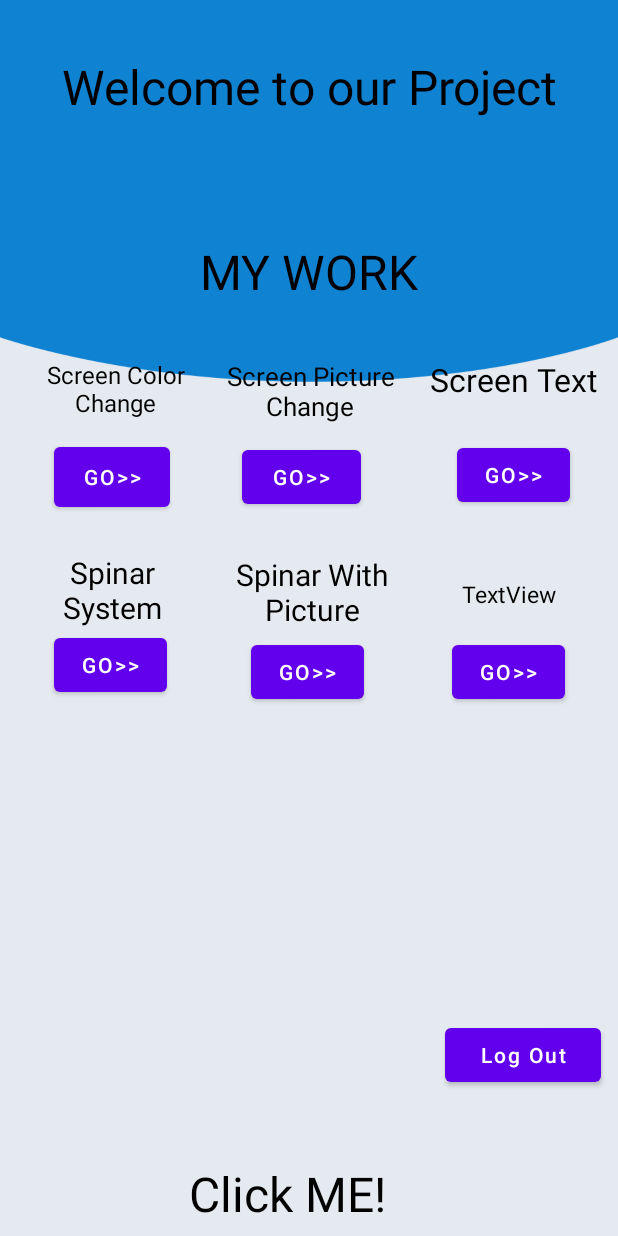
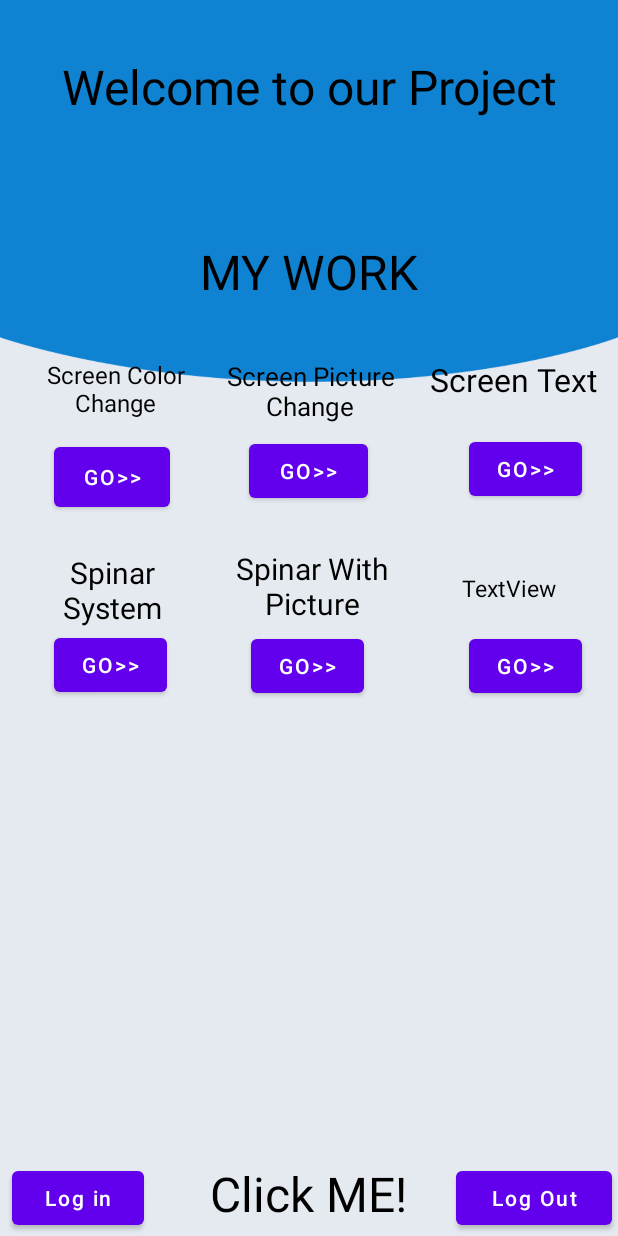
Before and after one commit to princesourov/Android-code-of-my-application, an Android app: the layout activity_main.xml on its own in the app's theme, with its tools: preview values and no code run, on a phone screen of 412 x 824 dp. Run offline under Robolectric (Android 15) with nearby library versions, the phone set to English and light mode, and no system bars.

Commit message:
Android code of my application

```diff
--- a/app/src/main/res/layout/activity_loginpage.xml
+++ b/app/src/main/res/layout/activity_loginpage.xml
@@ -6,7 +6,6 @@
     android:layout_width="match_parent"
     android:layout_height="match_parent"
     tools:context=".Loginpage">
-    android:background="@drawable/bg"
 
 
 </androidx.constraintlayout.widget.ConstraintLayout>
--- a/app/src/main/res/layout/activity_main.xml
+++ b/app/src/main/res/layout/activity_main.xml
@@ -34,7 +34,7 @@
         android:textSize="32sp"
         app:layout_constraintBottom_toBottomOf="parent"
         app:layout_constraintEnd_toEndOf="parent"
-        app:layout_constraintHorizontal_bias="0.434"
+        app:layout_constraintHorizontal_bias="0.497"
         app:layout_constraintStart_toStartOf="parent"
         app:layout_constraintTop_toBottomOf="@+id/welcome"
         app:layout_constraintVertical_bias="0.993" />
@@ -92,9 +92,11 @@
         android:id="@+id/gobutton2"
         android:layout_width="79dp"
         android:layout_height="48dp"
-        android:layout_marginStart="48dp"
-        android:layout_marginTop="8dp"
+        android:layout_marginStart="52dp"
+        android:layout_marginTop="4dp"
         android:text="GO>>"
+        app:layout_constraintEnd_toStartOf="@+id/gobutton3"
+        app:layout_constraintHorizontal_bias="0.014"
         app:layout_constraintStart_toEndOf="@+id/gobutton"
         app:layout_constraintTop_toBottomOf="@+id/screenpicture" />
 
@@ -118,10 +120,10 @@
         android:id="@+id/gobutton3"
         android:layout_width="75dp"
         android:layout_height="48dp"
-        android:layout_marginStart="64dp"
-        android:layout_marginTop="8dp"
+        android:layout_marginTop="4dp"
+        android:layout_marginEnd="24dp"
         android:text="GO>>"
-        app:layout_constraintStart_toEndOf="@+id/gobutton2"
+        app:layout_constraintEnd_toEndOf="parent"
         app:layout_constraintTop_toBottomOf="@+id/textView3" />
 
     <Button
@@ -148,7 +150,7 @@
         android:layout_height="48dp"
         android:text="GO>>"
         app:layout_constraintEnd_toEndOf="parent"
-        app:layout_constraintHorizontal_bias="0.627"
+        app:layout_constraintHorizontal_bias="0.744"
         app:layout_constraintStart_toEndOf="@+id/gobutton5"
         app:layout_constraintTop_toBottomOf="@+id/textView7" />
 
@@ -194,16 +196,29 @@
         app:layout_constraintTop_toBottomOf="@+id/gobutton3" />
 
     <Button
-        android:id="@+id/exitbutton"
+        android:id="@+id/logoutbutton"
         android:layout_width="104dp"
         android:layout_height="48dp"
-        android:layout_marginTop="592dp"
+        android:layout_marginEnd="4dp"
         android:text="Log Out"
         android:textAllCaps="false"
+        app:layout_constraintBottom_toBottomOf="parent"
         app:layout_constraintEnd_toEndOf="parent"
-        app:layout_constraintHorizontal_bias="0.964"
+        app:layout_constraintTop_toTopOf="parent"
+        app:layout_constraintVertical_bias="0.998" />
+
+    <Button
+        android:id="@+id/loginbutton"
+        android:layout_width="wrap_content"
+        android:layout_height="wrap_content"
+        android:text="Log in"
+        android:textAllCaps="false"
+        app:layout_constraintBottom_toBottomOf="parent"
+        app:layout_constraintEnd_toStartOf="@+id/logoutbutton"
+        app:layout_constraintHorizontal_bias="0.037"
         app:layout_constraintStart_toStartOf="parent"
-        app:layout_constraintTop_toBottomOf="@+id/welcome" />
+        app:layout_constraintTop_toTopOf="parent"
+        app:layout_constraintVertical_bias="0.998" />
 
 
 </androidx.constraintlayout.widget.ConstraintLayout>
```
Also changed, not shown: app/src/main/AndroidManifest.xml (+30 -3 lines), app/src/main/java/com/example/firstapplication/MainActivity.kt (+4 -3 lines), app/src/main/res/drawable/loginpage.jpg (added).
